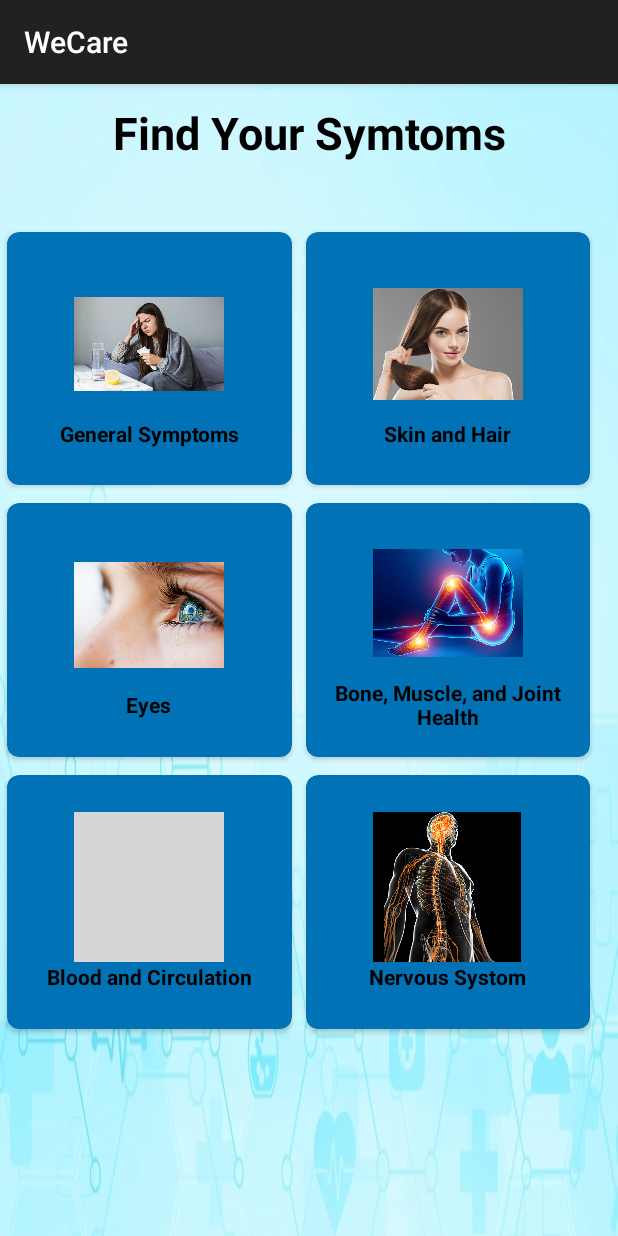
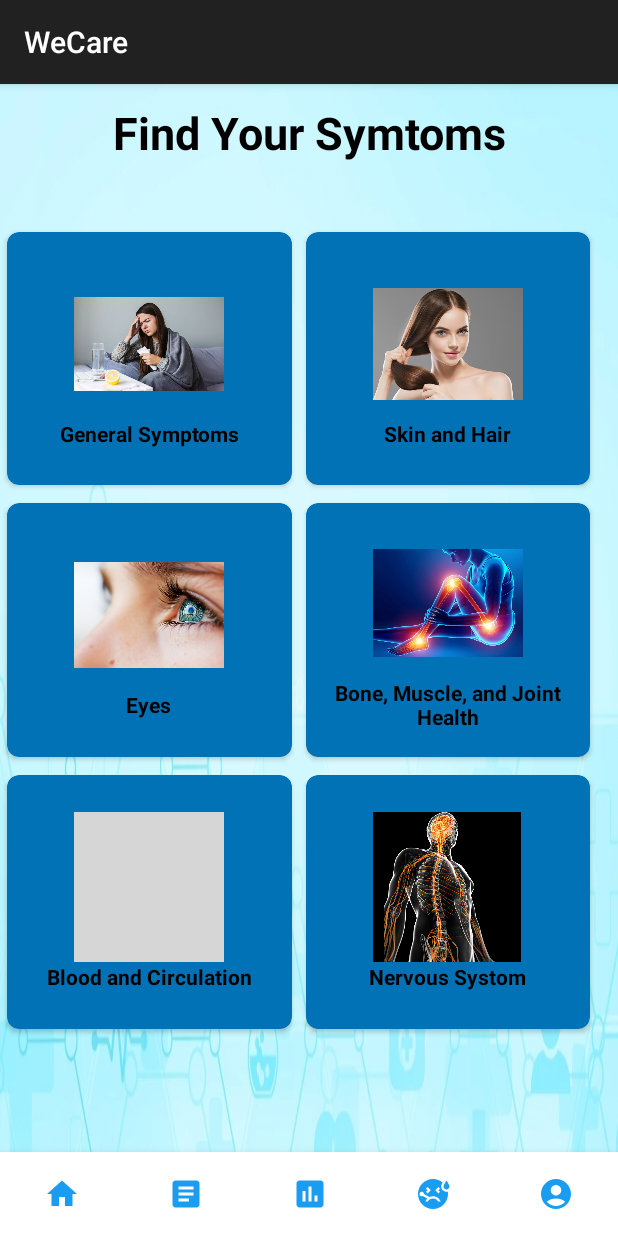
Before and after one commit to krishnasmv/cs639-Team9, an Android app built with Jetpack Compose: the HomeActivity screen opened directly, with no data from a screen before it, on a phone screen of 412 x 824 dp. Run offline under Robolectric (Android 15) with nearby library versions, the phone set to English and light mode, and no system bars; grey boxes are pictures that could not be loaded.

Commit message:
add bottom Navigation and icons

```diff
--- a/app/src/main/AndroidManifest.xml
+++ b/app/src/main/AndroidManifest.xml
@@ -12,6 +12,9 @@
         android:supportsRtl="true"
         android:theme="@style/Theme.AppCompat"
         tools:targetApi="31">
+        <activity
+            android:name=".Bottomnavigation"
+            android:exported="false" />
         <activity
             android:name=".Neurological"
             android:exported="false" />
--- /dev/null
+++ b/app/src/main/res/drawable/baseline_account_circle_24.xml
@@ -0,0 +1,5 @@
+<vector xmlns:android="http://schemas.android.com/apk/res/android" android:height="24dp" android:tint="#1580C3" android:viewportHeight="24" android:viewportWidth="24" android:width="24dp">
+
+    <path android:fillColor="@android:color/white" android:pathData="M12,2C6.48,2 2,6.48 2,12s4.48,10 10,10s10,-4.48 10,-10S17.52,2 12,2zM12,6c1.93,0 3.5,1.57 3.5,3.5S13.93,13 12,13s-3.5,-1.57 -3.5,-3.5S10.07,6 12,6zM12,20c-2.03,0 -4.43,-0.82 -6.14,-2.88C7.55,15.8 9.68,15 12,15s4.45,0.8 6.14,2.12C16.43,19.18 14.03,20 12,20z"/>
+
+</vector>
--- /dev/null
+++ b/app/src/main/res/drawable/baseline_article_24.xml
@@ -0,0 +1,5 @@
+<vector xmlns:android="http://schemas.android.com/apk/res/android" android:autoMirrored="true" android:height="24dp" android:tint="#1580C3" android:viewportHeight="24" android:viewportWidth="24" android:width="24dp">
+
+    <path android:fillColor="@android:color/white" android:pathData="M19,3L5,3c-1.1,0 -2,0.9 -2,2v14c0,1.1 0.9,2 2,2h14c1.1,0 2,-0.9 2,-2L21,5c0,-1.1 -0.9,-2 -2,-2zM14,17L7,17v-2h7v2zM17,13L7,13v-2h10v2zM17,9L7,9L7,7h10v2z"/>
+
+</vector>
--- /dev/null
+++ b/app/src/main/res/drawable/baseline_assessment_24.xml
@@ -0,0 +1,5 @@
+<vector xmlns:android="http://schemas.android.com/apk/res/android" android:height="24dp" android:tint="#1580C3" android:viewportHeight="24" android:viewportWidth="24" android:width="24dp">
+
+    <path android:fillColor="@android:color/white" android:pathData="M19,3L5,3c-1.1,0 -2,0.9 -2,2v14c0,1.1 0.9,2 2,2h14c1.1,0 2,-0.9 2,-2L21,5c0,-1.1 -0.9,-2 -2,-2zM9,17L7,17v-7h2v7zM13,17h-2L11,7h2v10zM17,17h-2v-4h2v4z"/>
+
+</vector>
--- /dev/null
+++ b/app/src/main/res/drawable/baseline_home_24.xml
@@ -0,0 +1,5 @@
+<vector xmlns:android="http://schemas.android.com/apk/res/android" android:height="24dp" android:tint="#1580C3" android:viewportHeight="24" android:viewportWidth="24" android:width="24dp">
+
+    <path android:fillColor="@android:color/white" android:pathData="M10,20v-6h4v6h5v-8h3L12,3 2,12h3v8z"/>
+
+</vector>
--- /dev/null
+++ b/app/src/main/res/drawable/baseline_sick_24.xml
@@ -0,0 +1,5 @@
+<vector xmlns:android="http://schemas.android.com/apk/res/android" android:height="24dp" android:tint="#1580C3" android:viewportHeight="24" android:viewportWidth="24" android:width="24dp">
+
+    <path android:fillColor="@android:color/white" android:pathData="M21,9c-1.1,0 -2,-0.9 -2,-2c0,-1.1 2,-4 2,-4s2,2.9 2,4C23,8.1 22.1,9 21,9zM17.5,7c0,-0.73 0.41,-1.71 0.92,-2.66C16.68,2.88 14.44,2 11.99,2C6.47,2 2,6.48 2,12c0,5.52 4.47,10 9.99,10C17.52,22 22,17.52 22,12c0,-0.55 -0.06,-1.09 -0.14,-1.62C21.58,10.45 21.3,10.5 21,10.5C19.07,10.5 17.5,8.93 17.5,7zM15.62,7.38l1.06,1.06L15.62,9.5l1.06,1.06l-1.06,1.06L13.5,9.5L15.62,7.38zM7.32,8.44l1.06,-1.06L10.5,9.5l-2.12,2.12l-1.06,-1.06L8.38,9.5L7.32,8.44zM15.44,17c-0.69,-1.19 -1.97,-2 -3.44,-2s-2.75,0.81 -3.44,2H6.88c0.3,-0.76 0.76,-1.43 1.34,-1.99L5.24,13.3c-0.45,0.26 -1.01,0.28 -1.49,0c-0.72,-0.41 -0.96,-1.33 -0.55,-2.05c0.41,-0.72 1.33,-0.96 2.05,-0.55c0.48,0.28 0.74,0.78 0.74,1.29l3.58,2.07c0.73,-0.36 1.55,-0.56 2.43,-0.56c2.33,0 4.32,1.45 5.12,3.5H15.44z"/>
+
+</vector>
--- a/app/src/main/res/layout/activity_home.xml
+++ b/app/src/main/res/layout/activity_home.xml
@@ -1,4 +1,27 @@
 <?xml version="1.0" encoding="utf-8"?>
+<RelativeLayout xmlns:android="http://schemas.android.com/apk/res/android"
+    xmlns:app="http://schemas.android.com/apk/res-auto"
+    xmlns:tools="http://schemas.android.com/tools"
+    android:layout_height="match_parent"
+    android:layout_width="match_parent"
+    tools:context=".Bottomnavigation">
+
+    <FrameLayout
+        android:layout_width="match_parent"
+        android:layout_height="match_parent"
+        android:layout_above="@+id/bottomnav"/>
+    <com.google.android.material.bottomnavigation.BottomNavigationView
+        android:id="@+id/bottomnav"
+        android:layout_width="match_parent"
+        android:layout_height="wrap_content"
+        android:layout_alignParentBottom="true"
+        android:background="?android:attr/windowBackground"
+        app:itemBackground="@color/white"
+        app:itemIconTint="@color/blue"
+        app:itemTextColor="@color/black"
+        app:labelVisibilityMode="unlabeled"
+        app:menu="@menu/menu"/>
+
     <androidx.constraintlayout.widget.ConstraintLayout xmlns:android="http://schemas.android.com/apk/res/android"
         xmlns:app="http://schemas.android.com/apk/res-auto"
         xmlns:tools="http://schemas.android.com/tools"
@@ -253,3 +276,7 @@
         </GridLayout>
 
     </androidx.constraintlayout.widget.ConstraintLayout>
+
+
+
+</RelativeLayout>
--- a/app/src/main/res/menu/menu.xml
+++ b/app/src/main/res/menu/menu.xml
@@ -1,14 +1,25 @@
 <?xml version="1.0" encoding="utf-8"?>
-<menu xmlns:android="http://schemas.android.com/apk/res/android">
+<menu xmlns:android="http://schemas.android.com/apk/res/android"
+    xmlns:app="http://schemas.android.com/apk/res-auto">
 
-    <item android:title="Home"
-        android:icon="@drawable/home"/>
+    <item android:icon="@drawable/baseline_home_24"
+        android:id="@+id/home"
+        android:title="Home"
+        app:showAsAction="ifRoom"/>
     <item android:title="Learn"
-        android:icon="@drawable/home"/>
+        android:id="@+id/learn"
+        app:showAsAction="ifRoom"
+        android:icon="@drawable/baseline_article_24"/>
     <item android:title="Health"
-        android:icon="@drawable/home"/>
+        android:id="@+id/health"
+        android:icon="@drawable/baseline_assessment_24"
+        app:showAsAction="ifRoom"/>
     <item android:title="Doctor"
-        android:icon="@drawable/doctor"/>
+        android:id="@+id/doctor"
+        app:showAsAction="ifRoom"
+        android:icon="@drawable/baseline_sick_24"/>
     <item android:title="Profile"
-        android:icon="@drawable/home"/>
+        android:id="@+id/profile"
+        app:showAsAction="ifRoom"
+        android:icon="@drawable/baseline_account_circle_24"/>
 </menu>
--- a/app/src/main/res/values/colors.xml
+++ b/app/src/main/res/values/colors.xml
@@ -14,4 +14,6 @@
     <color name="my_primary">#5E35B1</color>
     <color name="my_secondary">#673Ab7</color>
     <color name="yellow">#FFC801</color>
+    <color name="blue">#1a9df1</color>
+    <color name="yellow2">#FFd230</color>
 </resources>
--- /dev/null
+++ b/app/src/main/res/values/styles.xml
@@ -0,0 +1,6 @@
+<?xml version="1.0" encoding="utf-8"?>
+<resources>
+    <style name="BottomNavNormalText" parent="TextAppearance.AppCompat.Caption">
+        <item name="android:textStyle">normal</item>
+    </style>
+</resources>
```
Also changed, not shown: app/src/main/java/com/example/wecare/Bottomnavigation.kt (added, +20 -0 lines), app/src/main/java/com/example/wecare/HomeActivity.kt (+24 -0 lines), app/src/main/res/layout/activity_bottomnavigation.xml (added, +27 -0 lines), app/src/main/res/values/strings.xml (+11 -0 lines). Lines whose indentation alone changed are shown as unchanged.
